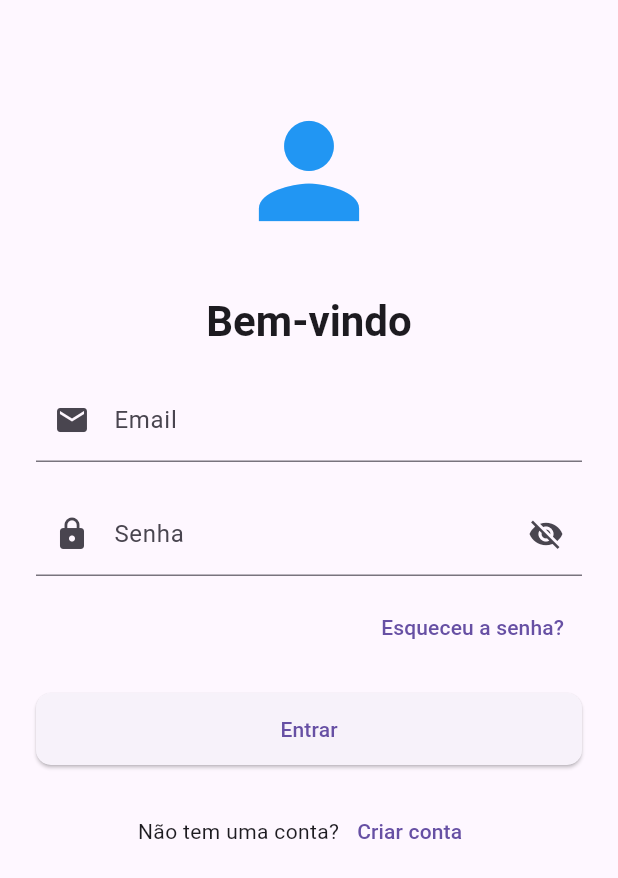
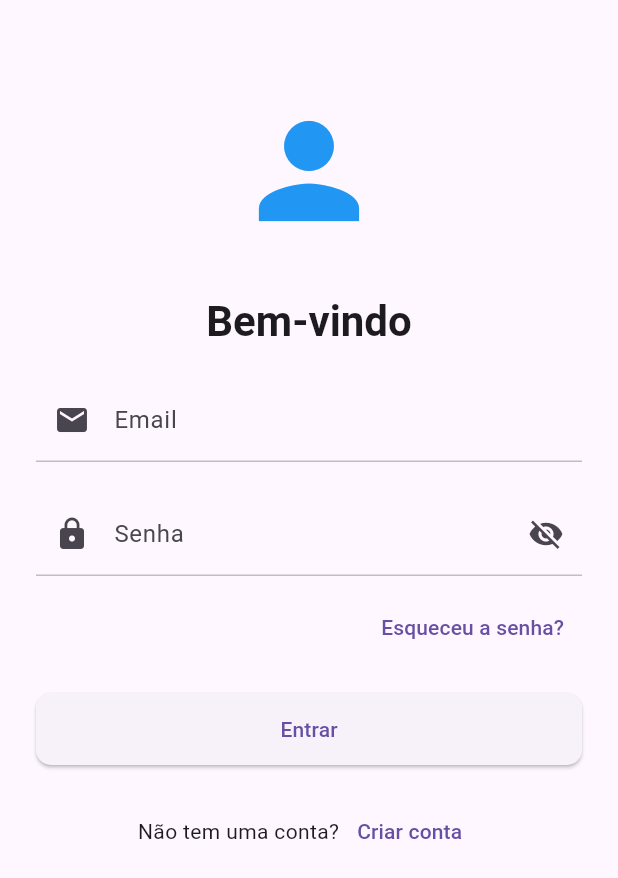
Before and after one commit to ricardooliver-ads-2019/enxoval_baby, a Flutter app: the screen it shows after launch, on a phone screen of 412 x 824 dp. Shown: the top 878 px of the screen. Run offline on Flutter 3.47's test engine with Material 3 defaults, Android fonts, the phone set to English and light mode, and no system bars; our stand-ins replace equatable, firebase_auth, firebase_core, get_it, go_router, result_dart; accounts and stored records are empty; generated files the repository leaves out were written again.

Commit message:
feat(DS/Inputs)Cria componentes de inputs

```diff
--- a/lib/app/core/config/injector/injection.dart
+++ b/lib/app/core/config/injector/injection.dart
@@ -2,7 +2,7 @@ import 'package:enxoval_baby/app/data/datasources/remote/firebase_auth_datasourc
 import 'package:enxoval_baby/app/data/repositories/auth_repository_impl.dart';
 import 'package:enxoval_baby/app/domain/repositories/auth_repository.dart';
 import 'package:enxoval_baby/app/presentation/login/view_model/login_view_model.dart';
-import 'package:enxoval_baby/app/presentation/logout/viem_model/logout_view_model.dart';
+import 'package:enxoval_baby/app/presentation/logout/view_model/logout_view_model.dart';
 import 'package:get_it/get_it.dart';
 
 class Injection {
--- a/lib/app/presentation/login/view/login_screen.dart
+++ b/lib/app/presentation/login/view/login_screen.dart
@@ -18,7 +18,9 @@ class _LoginScreenState extends State<LoginScreen> with ValidationsMixin {
   final controller = Injection.inject<LoginViewModel>();
   final _formKey = GlobalKey<FormState>();
   final _emailController = TextEditingController();
+  final _emailFocus = FocusNode();
   final _passwordController = TextEditingController();
+  final _passwordFocus = FocusNode();
   bool _obscurePassword = true;
 
   @override
@@ -30,7 +32,9 @@ class _LoginScreenState extends State<LoginScreen> with ValidationsMixin {
   @override
   void dispose() {
     _emailController.dispose();
+    _emailFocus.dispose();
     _passwordController.dispose();
+    _passwordFocus.dispose();
     controller.removeListener(_onResult);
     super.dispose();
   }
@@ -75,31 +79,20 @@ class _LoginScreenState extends State<LoginScreen> with ValidationsMixin {
                     ),
               ),
               _sizedBoxVerticalDSSpacingBodied,
-              TextFormField(
+              DSInputTextFormField(
                 controller: _emailController,
-                decoration: InputDecoration(
-                  labelText: AppStrings.email.text,
-                  prefixIcon: const Icon(Icons.email),
-                ),
-                keyboardType: TextInputType.emailAddress,
+                focus: _emailFocus,
+                label: AppStrings.email.text,
+                prefixIcon: const Icon(Icons.email),
+                textInputType: TextInputType.emailAddress,
                 validator: emailValidator,
               ),
               _sizedBoxVerticalDSSpacingBodied,
-              TextFormField(
+              DSInputPassword(
                 controller: _passwordController,
-                decoration: InputDecoration(
-                  labelText: AppStrings.senha.text,
-                  prefixIcon: const Icon(Icons.lock),
-                  suffixIcon: IconButton(
-                    icon: Icon(
-                      _obscurePassword
-                          ? Icons.visibility_off
-                          : Icons.visibility,
-                    ),
-                    onPressed: _togglePasswordVisibility,
-                  ),
-                ),
-                obscureText: _obscurePassword,
+                focus: _passwordFocus,
+                label: AppStrings.senha.text,
+                prefixIcon: const Icon(Icons.lock),
                 validator: (value) {
                   if (value == null || value.isEmpty) {
                     return 'Por favor insira sua senha';
--- a/lib/app/presentation/logout/widgets/logout_button.dart
+++ b/lib/app/presentation/logout/widgets/logout_button.dart
@@ -1,5 +1,5 @@
 import 'package:enxoval_baby/app/core/config/injector/injection.dart';
-import 'package:enxoval_baby/app/presentation/logout/viem_model/logout_view_model.dart';
+import 'package:enxoval_baby/app/presentation/logout/view_model/logout_view_model.dart';
 import 'package:flutter/material.dart';
 
 class LogoutButton extends StatefulWidget {
--- a/packages/design_system/lib/design_system.dart
+++ b/packages/design_system/lib/design_system.dart
@@ -3,4 +3,5 @@ library design_system;
 export 'src/border/borders_export.dart';
 export 'src/color/colors_export.dart';
 export 'src/fontStyle/font_styles_export.dart';
+export 'src/inputs/inputs_export.dart';
 export 'src/spacing/spacings_export.dart';
--- a/packages/design_system/lib/src/color/ds_color.dart
+++ b/packages/design_system/lib/src/color/ds_color.dart
@@ -26,6 +26,15 @@ class DSColors {
   static MaterialColor alertSucess = generatedColor([0xFF3CB731]);
   static MaterialColor alertWarning = generatedColor([0xFFDA8607]);
   static MaterialColor alertError = generatedColor([0xFFDA1E28]);
+
+  // Text
+  static const Color textDefault = Color(0xFF000000);
+  static const Color textGray = Color(0xFF8C8C8C);
+
+  // Border
+  static const Color borderDefault = Color(0xFF8C8C8C);
+  static const Color borderFocus = Color(0xFF000000);
+  static const Color borderDisabled = Color(0xFFBFBFBF);
 
   static void setColors({
     List<int>? primaryColor,
@@ -80,7 +89,7 @@ class DSColors {
   static const Color transparent = Colors.transparent;
   static const Color neutralBlack = Color(0xFF000000);
   static const Color neutralWhite = Color(0xFFFFFFFF);
-  static const Color disabled = Color(0xFF898C91);
+  static const Color disabled = Color(0xFFE5E5E5);
   static const Color textButtonDisabledSolidDefault = Color(0xFFA1A3A7);
   static const Color buttonDisabledSolidDefaultBackground = Color(0xFFE7E8E9);
   // static const Color buttonDisabledSolidDefaultBackground = Color(0xFF869FAA);
--- /dev/null
+++ b/packages/design_system/lib/src/inputs/ds_input_password.dart
@@ -0,0 +1,135 @@
+import 'package:design_system/design_system.dart';
+import 'package:flutter/material.dart';
+import 'package:flutter/services.dart';
+
+class DSInputPassword extends StatefulWidget {
+  final TextEditingController controller;
+  final FocusNode focus;
+  final bool autofocus;
+  final bool enabled;
+  final bool isLoading;
+  final bool showCounterMaxLength;
+  final AutovalidateMode? autovalidateMode;
+  final List<TextInputFormatter>? inputFormatters;
+  final Function(String?)? onChanged;
+  final void Function()? onTap;
+  final String? Function(String?)? validator;
+  final TextInputType? textInputType;
+  final int? maxLength;
+  final String? label;
+  final String? hintText;
+  final String? prefixText;
+  final TextStyle? prefixStyle;
+  final Widget? suffixIcon;
+  final Widget? prefixIcon;
+  final String? helperText;
+
+  const DSInputPassword({
+    super.key,
+    required this.controller,
+    required this.focus,
+    this.autofocus = false,
+    this.enabled = true,
+    this.autovalidateMode,
+    this.maxLength,
+    this.isLoading = false,
+    this.showCounterMaxLength = true,
+    this.label,
+    this.hintText,
+    this.prefixText,
+    this.prefixStyle,
+    this.inputFormatters,
+    this.onChanged,
+    this.onTap,
+    this.validator,
+    this.textInputType,
+    this.suffixIcon,
+    this.helperText,
+    this.prefixIcon,
+  });
+
+  @override
+  State<DSInputPassword> createState() => _DSInputPasswordState();
+}
+
+class _DSInputPasswordState extends State<DSInputPassword> {
+  bool _obscurePassword = true;
+
+  @override
+  Widget build(BuildContext context) {
+    return AnimatedBuilder(
+      animation: widget.focus,
+      builder: (_, __) {
+        return TextFormField(
+          controller: widget.controller,
+          focusNode: widget.focus,
+          autofocus: widget.autofocus,
+          maxLength: widget.maxLength,
+          keyboardType: widget.textInputType,
+          inputFormatters: widget.inputFormatters,
+          validator: widget.validator,
+          autovalidateMode: widget.autovalidateMode,
+          onChanged: widget.onChanged,
+          onTap: widget.onTap,
+          enabled: widget.enabled,
+          obscureText: _obscurePassword,
+          decoration: InputDecoration(
+            filled: !widget.enabled,
+            fillColor: _backgroundColor(context),
+            counterText: widget.showCounterMaxLength && widget.maxLength != null
+                ? null
+                : '',
+            label: widget.label != null
+                ? Text(
+                    widget.label!,
+                  )
+                : null,
+            hintText: widget.hintText,
+            prefixText: widget.prefixText,
+            prefixStyle: widget.prefixStyle,
+            suffixIcon: _buttonShowHidePassword(context),
+            prefixIcon: widget.prefixIcon,
+            helperText: widget.helperText,
+            helperMaxLines: 2,
+            enabledBorder: const UnderlineInputBorder(
+              borderSide: BorderSide(
+                width: 1,
+                color: DSColors.borderDisabled,
+              ),
+            ),
+            focusedBorder: const UnderlineInputBorder(
+              borderSide: BorderSide(
+                width: 1,
+                color: DSColors.borderFocus,
+              ),
+            ),
+            border: const UnderlineInputBorder(
+              borderSide: BorderSide(
+                width: 1,
+                color: DSColors.borderDefault,
+              ),
+            ),
+          ),
+        );
+      },
+    );
+  }
+
+  Color? _backgroundColor(BuildContext context) {
+    if (!widget.enabled) return DSColors.disabled;
+    return null;
+  }
+
+  Widget _buttonShowHidePassword(BuildContext context) {
+    return IconButton(
+      icon: Icon(
+        _obscurePassword ? Icons.visibility_off : Icons.visibility,
+      ),
+      onPressed: () {
+        setState(() {
+          _obscurePassword = !_obscurePassword;
+        });
+      },
+    );
+  }
+}
--- /dev/null
+++ b/packages/design_system/lib/src/inputs/ds_input_text_form_field.dart
@@ -0,0 +1,112 @@
+import 'package:design_system/design_system.dart';
+import 'package:flutter/material.dart';
+import 'package:flutter/services.dart';
+
+class DSInputTextFormField extends StatelessWidget {
+  final TextEditingController controller;
+  final FocusNode focus;
+  final bool autofocus;
+  final bool enabled;
+  final bool isLoading;
+  final bool showCounterMaxLength;
+  final AutovalidateMode? autovalidateMode;
+  final List<TextInputFormatter>? inputFormatters;
+  final Function(String?)? onChanged;
+  final void Function()? onTap;
+  final String? Function(String?)? validator;
+  final TextInputType? textInputType;
+  final int? maxLength;
+  final String? label;
+  final String? hintText;
+  final String? prefixText;
+  final TextStyle? prefixStyle;
+  final Widget? suffixIcon;
+  final Widget? prefixIcon;
+  final String? helperText;
+
+  const DSInputTextFormField({
+    super.key,
+    required this.controller,
+    required this.focus,
+    this.autofocus = false,
+    this.enabled = true,
+    this.autovalidateMode,
+    this.maxLength,
+    this.isLoading = false,
+    this.showCounterMaxLength = true,
+    this.label,
+    this.hintText,
+    this.prefixText,
+    this.prefixStyle,
+    this.inputFormatters,
+    this.onChanged,
+    this.onTap,
+    this.validator,
+    this.textInputType,
+    this.suffixIcon,
+    this.helperText,
+    this.prefixIcon,
+  });
+
+  @override
+  Widget build(BuildContext context) {
+    return AnimatedBuilder(
+      animation: focus,
+      builder: (_, __) {
+        return TextFormField(
+          controller: controller,
+          focusNode: focus,
+          autofocus: autofocus,
+          maxLength: maxLength,
+          keyboardType: textInputType,
+          inputFormatters: inputFormatters,
+          validator: validator,
+          enabled: enabled,
+          autovalidateMode: autovalidateMode,
+          onChanged: onChanged,
+          onTap: onTap,
+          decoration: InputDecoration(
+            filled: !enabled,
+            fillColor: _backgroundColor(context),
+            counterText: showCounterMaxLength && maxLength != null ? null : '',
+            label: label != null
+                ? Text(
+                    label!,
+                  )
+                : null,
+            hintText: hintText,
+            prefixText: prefixText,
+            prefixStyle: prefixStyle,
+            suffix: suffixIcon,
+            prefixIcon: prefixIcon,
+            helperText: helperText,
+            helperMaxLines: 2,
+            enabledBorder: const UnderlineInputBorder(
+              borderSide: BorderSide(
+                width: 1,
+                color: DSColors.borderDisabled,
+              ),
+            ),
+            focusedBorder: const UnderlineInputBorder(
+              borderSide: BorderSide(
+                width: 1,
+                color: DSColors.borderFocus,
+              ),
+            ),
+            border: const UnderlineInputBorder(
+              borderSide: BorderSide(
+                width: 1,
+                color: DSColors.borderDefault,
+              ),
+            ),
+          ),
+        );
+      },
+    );
+  }
+
+  Color? _backgroundColor(BuildContext context) {
+    if (!enabled) return DSColors.disabled;
+    return null;
+  }
+}
--- /dev/null
+++ b/packages/design_system/lib/src/inputs/inputs_export.dart
@@ -0,0 +1,2 @@
+export 'ds_input_password.dart';
+export 'ds_input_text_form_field.dart';
```
Also changed, not shown: lib/app/presentation/logout/view_model/logout_view_model.dart (renamed from lib/app/presentation/logout/viem_model/logout_view_model.dart).
